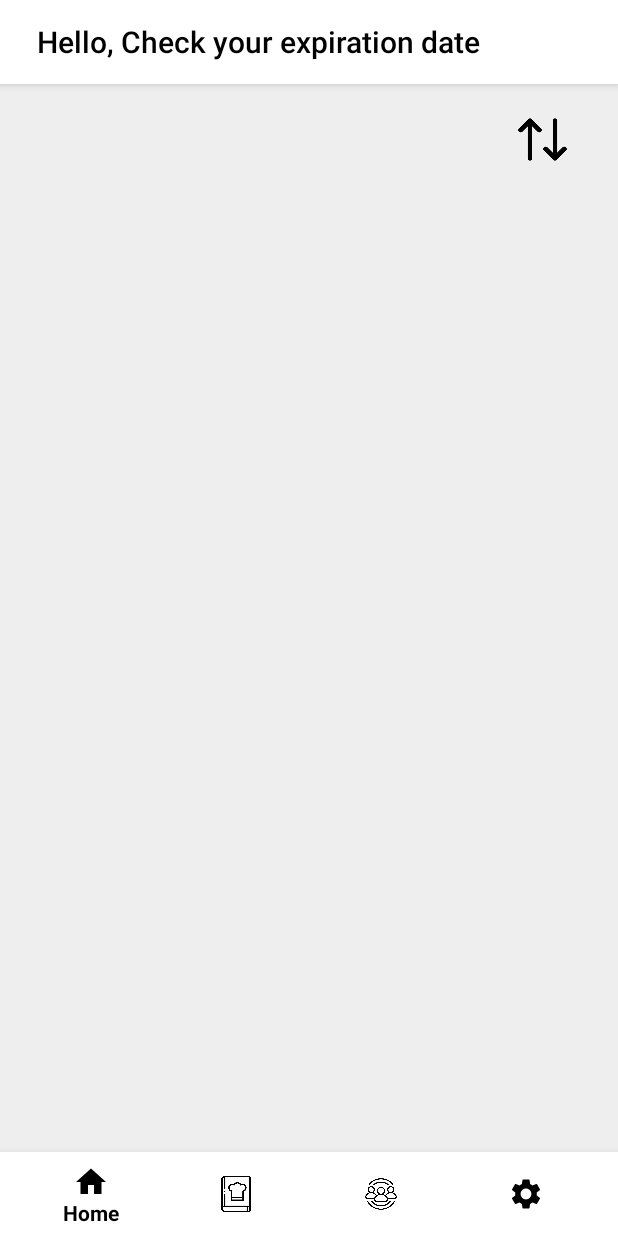
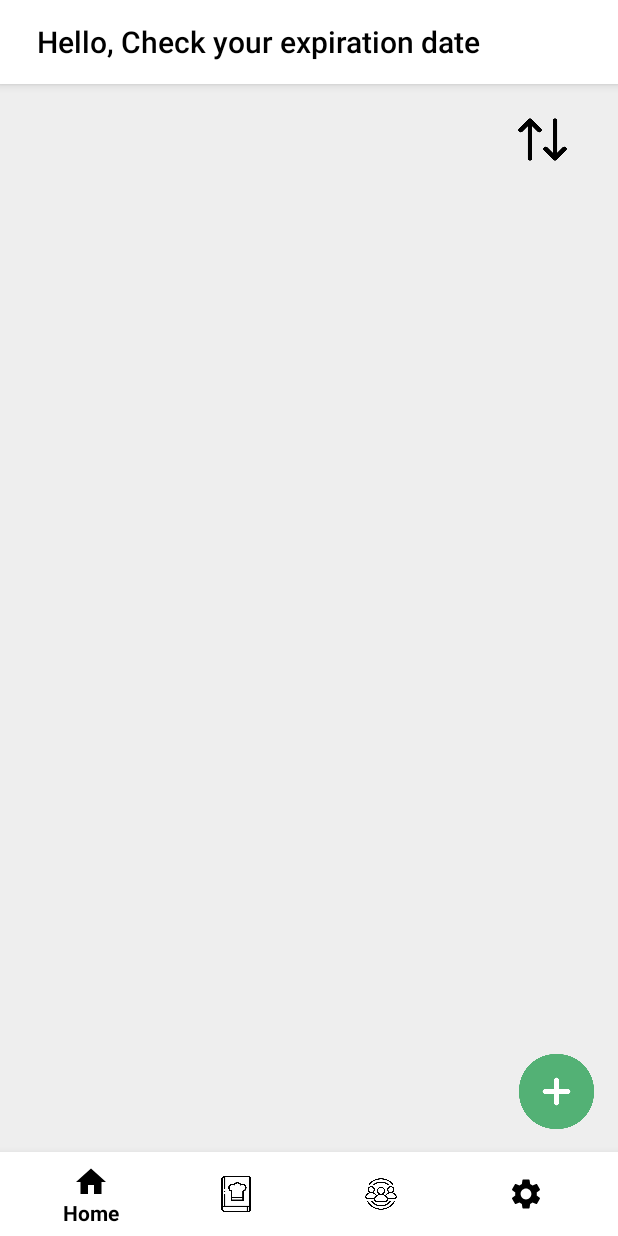
Before and after one commit to oosedus/FridgeGuardian, an Android app: the screen it shows after launch once a user with an empty profile is signed in (HomeActivity), on a phone screen of 412 x 824 dp. Run offline under Robolectric (Android 15) with nearby library versions, the phone set to English and light mode, and no system bars; our stand-ins replace Firebase (no records; nobody signed in at launch, a user with empty details on screens opened directly).

Commit message:
feat: 등록버튼 구현, 식재료 방식 등록 선택 기능 구현

```diff
--- a/app/src/main/AndroidManifest.xml
+++ b/app/src/main/AndroidManifest.xml
@@ -43,6 +43,9 @@
         <activity android:name=".RecipeActivity" />
         <activity android:name=".CommunityActivity" />
         <activity android:name=".MyPageActivity" />
+        <activity android:name=".KeyboardRegistrationActivity" />
+        <activity android:name=".VoiceRegistrationActivity"/>
+
     </application>
 
 </manifest>
--- a/app/src/main/java/com/example/fridgeguardian/IntroActivity.kt
+++ b/app/src/main/java/com/example/fridgeguardian/IntroActivity.kt
@@ -6,6 +6,9 @@ import android.os.Bundle
 import androidx.databinding.DataBindingUtil
 import com.example.fridgeguardian.R
 import com.example.fridgeguardian.databinding.ActivityIntroBinding
+import com.google.firebase.Firebase
+import com.google.firebase.auth.FirebaseAuth
+import com.google.firebase.auth.auth
 
 class IntroActivity : AppCompatActivity() {
     private lateinit var binding : ActivityIntroBinding
--- /dev/null
+++ b/app/src/main/java/com/example/fridgeguardian/KeyboardRegistrationActivity.kt
@@ -0,0 +1,5 @@
+package com.example.fridgeguardian
+
+class KeyboardRegistrationActivity {
+
+}
--- a/app/src/main/java/com/example/fridgeguardian/LoginActivity.kt
+++ b/app/src/main/java/com/example/fridgeguardian/LoginActivity.kt
@@ -48,8 +48,5 @@ class LoginActivity : AppCompatActivity() {
 
 
         }
-
-
-
     }
 }
--- /dev/null
+++ b/app/src/main/java/com/example/fridgeguardian/VoiceRegistrationActivity.kt
@@ -0,0 +1,5 @@
+package com.example.fridgeguardian
+
+class VoiceRegistrationActivity {
+
+}
--- /dev/null
+++ b/app/src/main/res/drawable/ingredient_register_click_selector.xml
@@ -0,0 +1,5 @@
+<!--옵션 눌렀을때 버튼 색깔 변화-->
+<selector xmlns:android="http://schemas.android.com/apk/res/android">
+    <item android:drawable="@color/black_overlay" android:state_pressed="true" />
+    <item android:drawable="@color/white" />
+</selector>
--- a/app/src/main/res/layout/home_activity_main.xml
+++ b/app/src/main/res/layout/home_activity_main.xml
@@ -38,10 +38,11 @@
     <androidx.recyclerview.widget.RecyclerView
         android:id="@+id/rvIngredients"
         android:layout_width="match_parent"
-        android:layout_height="528dp"
-        android:layout_above="@id/navigation"
+        android:layout_height="match_parent"
         android:layout_below="@+id/appBarLayout"
+        android:layout_above="@id/fabRegister"
         android:layout_marginTop="40dp"
+        android:clipToPadding="false"
         android:padding="16dp"
         android:scrollbars="vertical" />
 
@@ -54,4 +55,25 @@
         app:menu="@menu/bottom_navigation_menu"
         app:itemIconTint="#FF000000"
         app:itemTextColor="#FF000000" />
+
+    <!--등록 버튼 추가-->
+    <ImageView
+        android:id="@+id/fabRegister"
+        android:layout_width="50dp"
+        android:layout_height="50dp"
+        android:layout_above="@+id/navigation"
+        android:layout_alignParentEnd="true"
+        android:layout_marginStart="16dp"
+        android:layout_marginTop="16dp"
+        android:layout_marginEnd="16dp"
+        android:layout_marginBottom="15dp"
+        android:contentDescription="REGISTRATION!"
+        app:elevation="0dp"
+        app:layout_anchor="@id/rvIngredients"
+        app:layout_anchorGravity="bottom|end|right"
+        android:background="@drawable/imageview_click_selector"
+        android:clickable="true"
+        android:focusable = "true"
+        app:srcCompat="@drawable/ingredient_register_button" />
+
 </RelativeLayout>
--- a/app/src/main/res/values/strings.xml
+++ b/app/src/main/res/values/strings.xml
@@ -5,4 +5,6 @@
     <string name="navigation_community">Community</string>
     <string name="navigation_mypage">MyPage</string>
     <string name="d_day_format">D-%1$d</string>
+    <!-- TODO: Remove or change this placeholder text -->
+    <string name="hello_blank_fragment">Hello blank fragment</string>
 </resources>
```
Also changed, not shown: app/src/main/java/com/example/fridgeguardian/HomeActivity.kt (+56 -1 lines), app/src/main/java/com/example/fridgeguardian/RegisterBottonSheetFragment.kt (added, +38 -0 lines), app/src/main/res/layout/dialog_register_option.xml (added, +63 -0 lines), app/src/main/res/drawable/ingredient_register_button.png (added), app/src/main/res/drawable/keyboard_registration_icon.png (added), app/src/main/res/drawable/voice_registration_icon.png (added).
